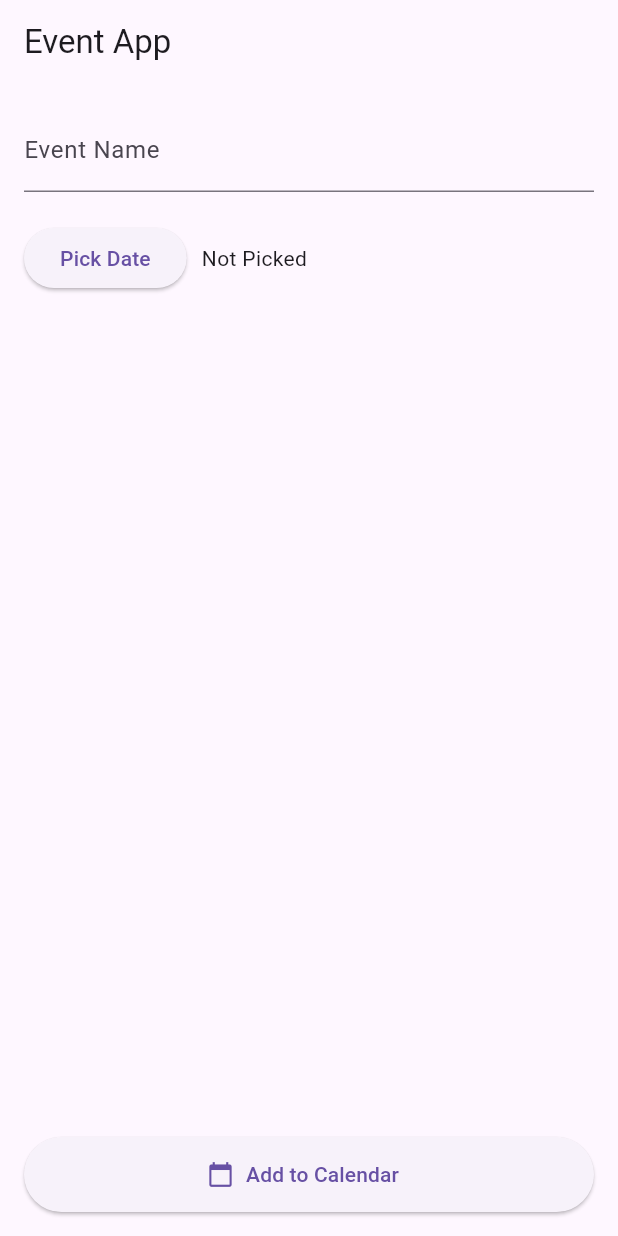
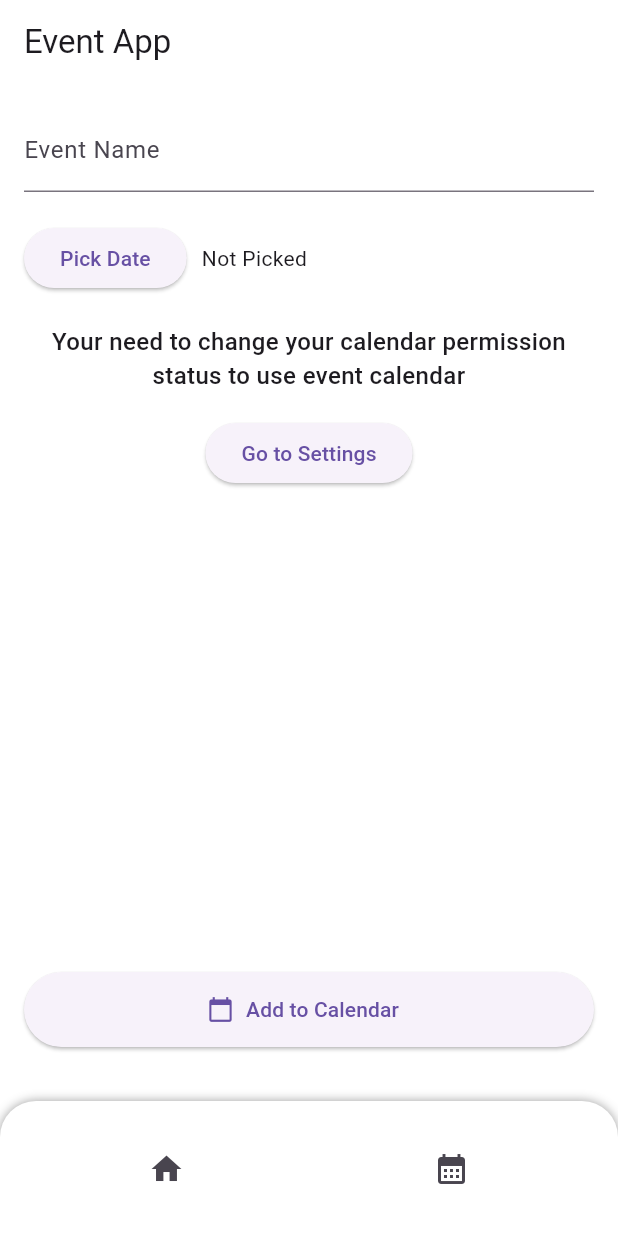
Before and after one commit to emrebingor/EventAppFlutter, a Flutter app: the screen it shows after launch, on a phone screen of 412 x 824 dp. Run offline on Flutter 3.47's test engine with Material 3 defaults, Android fonts, the phone set to English and light mode, and no system bars; our stand-ins replace equatable, flutter_bloc, hive, hive_flutter, permission_handler, timezone; missing offline and left inert: device_calendar; accounts and stored records are empty; generated files the repository leaves out were written again.

Commit message:
Local storage integration for calendars and tab design integration

```diff
--- /dev/null
+++ b/lib/components/tab_bar/bottom_navigation_tab_bar_widget.dart
@@ -0,0 +1,75 @@
+import 'package:event_app/data/provider/tab_provider.dart';
+import 'package:flutter/material.dart';
+import 'package:provider/provider.dart';
+
+final class BottomNavigationTabBarWidget extends StatelessWidget {
+  const BottomNavigationTabBarWidget({super.key});
+
+  @override
+  Widget build(BuildContext context) {
+    return Container(
+      height: 90,
+      decoration: BoxDecoration(
+        borderRadius: const BorderRadius.only(
+          topLeft: Radius.circular(24),
+          topRight: Radius.circular(24),
+        ),
+        boxShadow: [
+          BoxShadow(
+            color: Colors.grey,
+            blurRadius: 5,
+            offset: const Offset(0, 0),
+          ),
+        ],
+      ),
+      child: ClipRRect(
+        borderRadius: const BorderRadius.only(
+          topLeft: Radius.circular(24),
+          topRight: Radius.circular(24),
+        ),
+        child: BottomAppBar(
+          shape: const CircularNotchedRectangle(),
+          notchMargin: 8.0,
+          color: Colors.white,
+          child: Row(
+            mainAxisAlignment: MainAxisAlignment.spaceAround,
+            children: [
+              _NavItem(
+                icon: Icons.home,
+                index: 0,
+              ),
+              _NavItem(
+                icon: Icons.calendar_month,
+                index: 1,
+              ),
+            ],
+          ),
+        ),
+      ),
+    );
+  }
+}
+
+final class _NavItem extends StatelessWidget {
+  final IconData icon;
+  final int index;
+
+  const _NavItem({
+    required this.icon,
+    required this.index,
+  });
+
+  @override
+  Widget build(BuildContext context) {
+    return IconButton(
+      icon: Icon(
+        icon,
+      ),
+      onPressed: () {
+        if(index == 0 || index == 1) {
+          context.read<TabProvider>().setTab(index);
+        }
+      },
+    );
+  }
+}
--- a/lib/data/bloc/home/home_state.dart
+++ b/lib/data/bloc/home/home_state.dart
@@ -1,5 +1,6 @@
 import 'package:device_calendar/device_calendar.dart';
 import 'package:event_app/core/base/bloc/base_bloc_state.dart';
+import 'package:event_app/data/local/models/event_local_model.dart';
 
 final class HomeState extends BaseBlocState {
   HomeState({
@@ -8,18 +9,22 @@ final class HomeState extends BaseBlocState {
     super.isLoading,
     this.dialogStatus = false,
     this.successDialogStatus = false,
+    this.calendarAccessStatus = false,
     this.selectedDate,
     this.selectedCalendar,
     this.calendars,
     this.message,
+    this.events,
   });
 
   DateTime? selectedDate;
   Calendar? selectedCalendar;
   bool dialogStatus;
   bool successDialogStatus;
+  bool calendarAccessStatus;
   String? message;
   List<Calendar>? calendars;
+  List<LocalEvent>? events;
 
   @override
   List<Object?> get props {
@@ -31,6 +36,8 @@ final class HomeState extends BaseBlocState {
       dialogStatus,
       message,
       successDialogStatus,
+      calendarAccessStatus,
+      events,
     ];
   }
 
@@ -41,10 +48,12 @@ final class HomeState extends BaseBlocState {
     bool? isLoading,
     bool? dialogStatus,
     bool? successDialogStatus,
+    bool? calendarAccessStatus,
     String? message,
     DateTime? selectedDate,
     Calendar? selectedCalendar,
     List<Calendar>? calendars,
+    List<LocalEvent>? events,
   }) {
     return HomeState(
       hasError: hasError ?? false,
@@ -52,10 +61,12 @@ final class HomeState extends BaseBlocState {
       isLoading: isLoading ?? this.isLoading,
       message: message ?? this.message,
       dialogStatus: dialogStatus ?? this.dialogStatus,
+      calendarAccessStatus: calendarAccessStatus ?? this.calendarAccessStatus,
       successDialogStatus: successDialogStatus ?? this.successDialogStatus,
       selectedDate: selectedDate ?? this.selectedDate,
       selectedCalendar: selectedCalendar ?? this.selectedCalendar,
       calendars: calendars ?? this.calendars,
+      events: events ?? this.events,
     );
   }
 }
--- /dev/null
+++ b/lib/data/local/event_local_storage.dart
@@ -0,0 +1,47 @@
+import 'package:event_app/data/local/models/event_local_model.dart';
+import 'package:hive/hive.dart';
+import 'package:uuid/uuid.dart';
+
+final class EventLocalStorage {
+  static const _boxName = 'events';
+  static final EventLocalStorage _instance = EventLocalStorage._internal();
+  factory EventLocalStorage() => _instance;
+  EventLocalStorage._internal();
+
+  late Box<LocalEvent> _box;
+
+  Future<void> init() async {
+    if (!Hive.isBoxOpen(_boxName)) {
+      _box = await Hive.openBox<LocalEvent>(_boxName);
+    } else {
+      _box = Hive.box<LocalEvent>(_boxName);
+    }
+  }
+
+  Future<void> addEvent({
+    required String title,
+    required DateTime date,
+    String? calendarId,
+  }) async {
+    final id = const Uuid().v4();
+    final event = LocalEvent(
+      id: id,
+      title: title,
+      date: date,
+      calendarId: calendarId,
+    );
+    await _box.put(id, event);
+  }
+
+  List<LocalEvent> getEvents() {
+    return _box.values.toList();
+  }
+
+  Future<void> removeEvent(String id) async {
+    await _box.delete(id);
+  }
+
+  Future<void> clear() async {
+    await _box.clear();
+  }
+}
--- /dev/null
+++ b/lib/data/local/models/event_local_model.dart
@@ -0,0 +1,29 @@
+import 'package:hive/hive.dart';
+
+part 'event_local_model.g.dart';
+
+@HiveType(typeId: 0)
+class LocalEvent extends HiveObject {
+  @HiveField(0)
+  String id;
+
+  @HiveField(1)
+  String title;
+
+  @HiveField(2)
+  DateTime date;
+
+  @HiveField(3)
+  String? calendarId;
+
+  @HiveField(4)
+  String? deviceEventId;
+
+  LocalEvent({
+    required this.id,
+    required this.title,
+    required this.date,
+    this.calendarId,
+    this.deviceEventId,
+  });
+}
--- /dev/null
+++ b/lib/data/provider/tab_provider.dart
@@ -0,0 +1,12 @@
+import 'package:flutter/material.dart';
+
+final class TabProvider extends ChangeNotifier {
+  int _selectedIndex = 0;
+
+  int get selectedIndex => _selectedIndex;
+
+  void setTab(int index) {
+    _selectedIndex = index;
+    notifyListeners();
+  }
+}
--- a/lib/main.dart
+++ b/lib/main.dart
@@ -1,7 +1,17 @@
-import 'package:event_app/screens/home_screen.dart';
+import 'package:event_app/data/local/event_local_storage.dart';
+import 'package:event_app/data/local/models/event_local_model.dart';
+import 'package:event_app/data/provider/tab_provider.dart';
+import 'package:event_app/screens/tab/tab_screen.dart';
 import 'package:flutter/material.dart';
+import 'package:hive_flutter/adapters.dart';
+import 'package:provider/provider.dart';
 
-void main() {
+void main() async {
+  WidgetsFlutterBinding.ensureInitialized();
+  await Hive.initFlutter();
+  Hive.registerAdapter(LocalEventAdapter());
+
+  await EventLocalStorage().init();
   runApp(const MyApp());
 }
 
@@ -10,9 +20,20 @@ class MyApp extends StatelessWidget {
 
   @override
   Widget build(BuildContext context) {
-    return MaterialApp(
-      debugShowCheckedModeBanner: false,
-      home: HomeScreen(),
+    return MultiProvider(
+      providers: [
+        ChangeNotifierProvider(create: (_) => TabProvider()),
+      ],
+      child: MaterialApp(
+        theme: ThemeData(
+          scaffoldBackgroundColor: Colors.white,
+          appBarTheme: AppBarTheme(
+            backgroundColor: Colors.white,
+          )
+        ),
+        debugShowCheckedModeBanner: false,
+        home: TabScreen(),
+      ),
     );
   }
 }
--- a/lib/screens/home_screen.dart
+++ b/lib/screens/home/home_screen.dart
@@ -4,11 +4,11 @@ import 'package:event_app/core/base/view/base_view.dart';
 import 'package:event_app/data/bloc/home/home_bloc.dart';
 import 'package:event_app/data/bloc/home/home_event.dart';
 import 'package:event_app/data/bloc/home/home_state.dart';
-import 'package:event_app/screens/mixin/home_screen_mixin.dart';
+import 'package:event_app/screens/home/mixin/home_screen_mixin.dart';
 import 'package:flutter/material.dart';
 import 'package:flutter_bloc/flutter_bloc.dart';
 
-part './sub_screen/home_sub_screen.dart';
+part '../home/sub_screen/home_sub_screen.dart';
 
 final class HomeScreen extends StatefulWidget {
   const HomeScreen({super.key});
@@ -17,7 +17,7 @@ final class HomeScreen extends StatefulWidget {
   State<HomeScreen> createState() => _HomeScreenState();
 }
 
-final class _HomeScreenState extends BaseViewState<HomeScreen> with HomeScreenMixin {
+final class _HomeScreenState extends BaseViewState<HomeScreen> with HomeScreenMixin, WidgetsBindingObserver {
   @override
   Widget build(BuildContext context) {
     return BaseView<HomeBloc, HomeAction, HomeState>(
@@ -35,7 +35,7 @@ final class _HomeScreenState extends BaseViewState<HomeScreen> with HomeScreenMi
             builder: (BuildContext context, HomeState state) {
               return SafeArea(
                 child: Padding(
-                  padding: const EdgeInsets.all(16),
+                  padding: const EdgeInsets.all(16) + const EdgeInsets.only(bottom: 20),
                   child: Column(
                     children: [
                       _EventNameTextFieldWidget(
@@ -47,12 +47,14 @@ final class _HomeScreenState extends BaseViewState<HomeScreen> with HomeScreenMi
                         selectedDate: homeBloc.state.selectedDate,
                       ),
                       const SizedBox(height: 20),
-                      homeBloc.state.calendars != null && homeBloc.state.calendars!.isNotEmpty ?
-                        _CalenderSelectionWidget(
-                          id: homeBloc.state.selectedCalendar?.id,
-                          calendar: homeBloc.state.calendars!,
-                          onTap: calendarTypeUpdate,
-                        ) : SizedBox.shrink(),
+                      homeBloc.state.calendars != null && homeBloc.state.calendars!.isNotEmpty && !homeBloc.state.calendarAccessStatus ?
+                      _CalenderSelectionWidget(
+                        id: homeBloc.state.selectedCalendar?.id,
+                        calendar: homeBloc.state.calendars!,
+                        onTap: calendarTypeUpdate,
+                      ) : _PermissionStatusWidget(
+                        onTap: settingsNavigation,
+                      ),
                       const Spacer(),
                       _AddCalenderButtonWidget(
                         onTap: addToCalendar,
--- a/lib/screens/sub_screen/home_sub_screen.dart
+++ b/lib/screens/home/sub_screen/home_sub_screen.dart
@@ -98,3 +98,33 @@ final class _DatePickerFieldWidget extends StatelessWidget {
     );
   }
 }
+
+final class _PermissionStatusWidget extends StatelessWidget {
+  const _PermissionStatusWidget({
+    required this.onTap,
+  });
+  final VoidCallback onTap;
+
+  @override
+  Widget build(BuildContext context) {
+    return Column(
+      children: [
+        Text(
+          'Your need to change your calendar permission status to use event calendar',
+          textAlign: TextAlign.center,
+          style: TextStyle(
+            fontWeight: FontWeight.w500,
+            fontSize: 16,
+          ),
+        ),
+        SizedBox(height: 16),
+        ElevatedButton(
+          onPressed: onTap,
+          child: Text(
+            'Go to Settings',
+          ),
+        ),
+      ],
+    );
+  }
+}
--- /dev/null
+++ b/lib/screens/tab/tab_screen.dart
@@ -0,0 +1,35 @@
+import 'package:event_app/components/tab_bar/bottom_navigation_tab_bar_widget.dart';
+import 'package:event_app/data/provider/tab_provider.dart';
+import 'package:event_app/screens/event/event_list_screen.dart';
+import 'package:event_app/screens/home/home_screen.dart';
+import 'package:flutter/material.dart';
+import 'package:provider/provider.dart';
+
+final class TabScreen extends StatefulWidget {
+  const TabScreen({super.key});
+
+  @override
+  State<TabScreen> createState() => _TabScreenState();
+}
+
+final class _TabScreenState extends State<TabScreen> {
+
+  final List<Widget> pages = const [
+    HomeScreen(),
+    EventListScreen(),
+  ];
+
+  @override
+  Widget build(BuildContext context) {
+    final tabProvider = context.watch<TabProvider>();
+
+    return PopScope(
+      canPop: false,
+      child: Scaffold(
+        body: pages[tabProvider.selectedIndex],
+        floatingActionButtonLocation: FloatingActionButtonLocation.centerDocked,
+        bottomNavigationBar: const BottomNavigationTabBarWidget(),
+      ),
+    );
+  }
+}
```
Also changed, not shown: lib/data/bloc/home/home_bloc.dart (+20 -2 lines), lib/screens/event/event_list_screen.dart (added, +19 -0 lines), lib/screens/home/mixin/home_screen_mixin.dart (renamed from lib/screens/mixin/home_screen_mixin.dart, +21 -3 lines), pubspec.yaml (+7 -0 lines), pubspec.lock, 2 other files.
